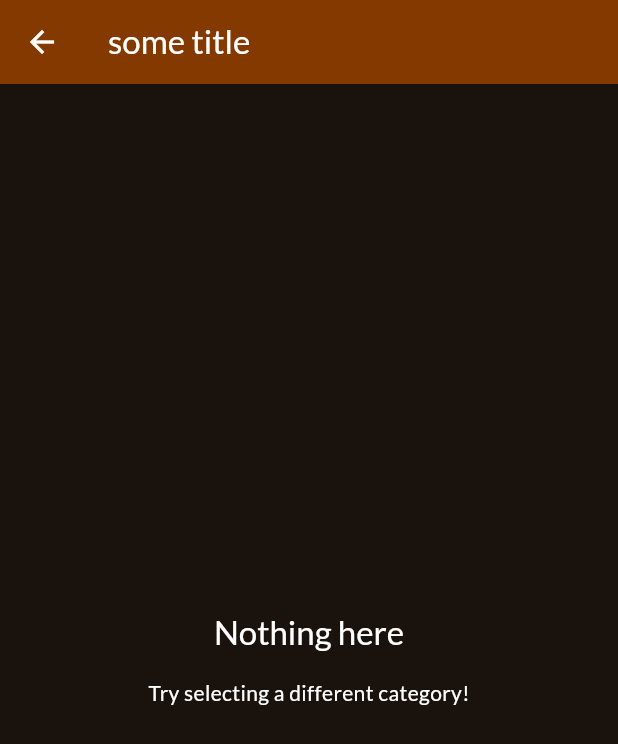
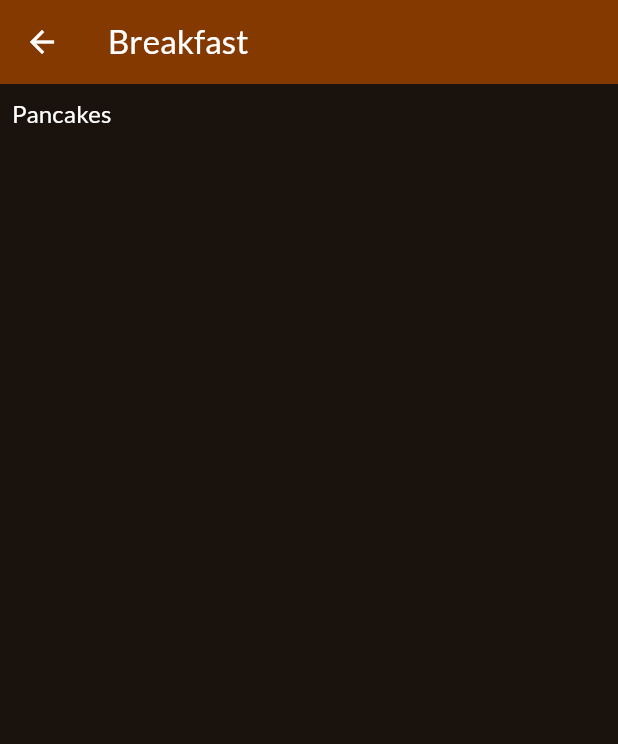
Before and after one commit to AhmadNasserx/meals_app, a Flutter app: the screen it shows after launch, after a tap on "Breakfast", on a phone screen of 412 x 824 dp. Shown: the top 744 px of the screen. Run offline on Flutter 3.47's test engine with Material 3 defaults, Android fonts, the phone set to English and light mode, and no system bars; our stand-ins replace google_fonts, transparent_image; network calls fail.

Commit message:
meal text

```diff
--- a/lib/screens/categories.dart
+++ b/lib/screens/categories.dart
@@ -1,15 +1,21 @@
 import 'package:flutter/material.dart';
 import 'package:meals_app/data/dummy_data.dart';
+import 'package:meals_app/models/category.dart';
 import 'package:meals_app/screens/meals.dart';
 import 'package:meals_app/widgets/categories_grid_item.dart';
 
 class CategoriesScreen extends StatelessWidget {
   const CategoriesScreen({super.key});
 
-  void _selectCategory(BuildContext context) {
+  void _selectCategory(BuildContext context, Category category) {
+    final filteredMeals = dummyMeals
+        .where((meal) => meal.categories.contains(category.id))
+        .toList();
+
     Navigator.of(context).push(
       MaterialPageRoute(
-        builder: (ctx) => MealsScreen(title: "some title", meals: []),
+        builder: (ctx) =>
+            MealsScreen(title: category.title, meals: filteredMeals),
       ),
     );
   }
@@ -17,7 +23,7 @@ class CategoriesScreen extends StatelessWidget {
   @override
   Widget build(BuildContext context) {
     return Scaffold(
-      appBar: AppBar(title: AppBar(title: const Text('Pick your category'))),
+      appBar: AppBar(title: const Text('Pick your category')),
       body: GridView(
         padding: const EdgeInsets.all(24),
         gridDelegate: const SliverGridDelegateWithFixedCrossAxisCount(
@@ -28,9 +34,10 @@ class CategoriesScreen extends StatelessWidget {
         ),
         children: [
           for (final category in availableCategories)
-            CategoriesGridItem(category: category, onSelectCategory: (){
-              _selectCategory(context);
-            }),
+            CategoriesGridItem(
+              category: category,
+              onSelectCategory: () => _selectCategory(context, category),
+            ),
         ],
       ),
     );
--- a/lib/screens/meals.dart
+++ b/lib/screens/meals.dart
@@ -2,11 +2,7 @@ import 'package:flutter/material.dart';
 import 'package:meals_app/models/meal.dart';
 
 class MealsScreen extends StatelessWidget {
-  const MealsScreen({
-    super.key,
-    required this.title,
-    required this.meals,
-  });
+  const MealsScreen({super.key, required this.title, required this.meals});
 
   final String title;
   final List<Meal> meals;
@@ -24,16 +20,16 @@ class MealsScreen extends StatelessWidget {
           children: [
             Text(
               'Nothing here',
-              style: Theme.of(context).textTheme.titleLarge?.copyWith(
-                    color: whiteColor,
-                  ),
+              style: Theme.of(
+                context,
+              ).textTheme.titleLarge?.copyWith(color: whiteColor),
             ),
             const SizedBox(height: 16),
             Text(
               'Try selecting a different category!',
-              style: Theme.of(context).textTheme.bodyMedium?.copyWith(
-                    color: whiteColor,
-                  ),
+              style: Theme.of(
+                context,
+              ).textTheme.bodyMedium?.copyWith(color: whiteColor),
             ),
           ],
         ),
@@ -45,9 +41,9 @@ class MealsScreen extends StatelessWidget {
           padding: const EdgeInsets.all(8.0),
           child: Text(
             meals[index].title,
-            style: Theme.of(context).textTheme.titleMedium?.copyWith(
-                  color: whiteColor,
-                ),
+            style: Theme.of(
+              context,
+            ).textTheme.titleMedium?.copyWith(color: whiteColor),
           ),
         ),
       );
@@ -57,9 +53,9 @@ class MealsScreen extends StatelessWidget {
       appBar: AppBar(
         title: Text(
           title,
-          style: Theme.of(context).textTheme.titleLarge?.copyWith(
-                color: whiteColor,
-              ),
+          style: Theme.of(
+            context,
+          ).textTheme.titleLarge?.copyWith(color: whiteColor),
         ),
       ),
       body: content,
--- a/lib/widgets/categories_grid_item.dart
+++ b/lib/widgets/categories_grid_item.dart
@@ -5,7 +5,7 @@ class CategoriesGridItem extends StatelessWidget {
   const CategoriesGridItem({
     super.key,
     required this.category,
-    required this.onSelectCategory
+    required this.onSelectCategory,
   });
 
   final Category category;
--- a/pubspec.yaml
+++ b/pubspec.yaml
@@ -35,6 +35,7 @@ dependencies:
   # Use with the CupertinoIcons class for iOS style icons.
   cupertino_icons: ^1.0.8
   google_fonts: ^6.2.1
+  transparent_image: ^2.0.1
 
 dev_dependencies:
   flutter_test:
```
Also changed, not shown: lib/widgets/meal_item.dart (added, +44 -0 lines), pubspec.lock.
